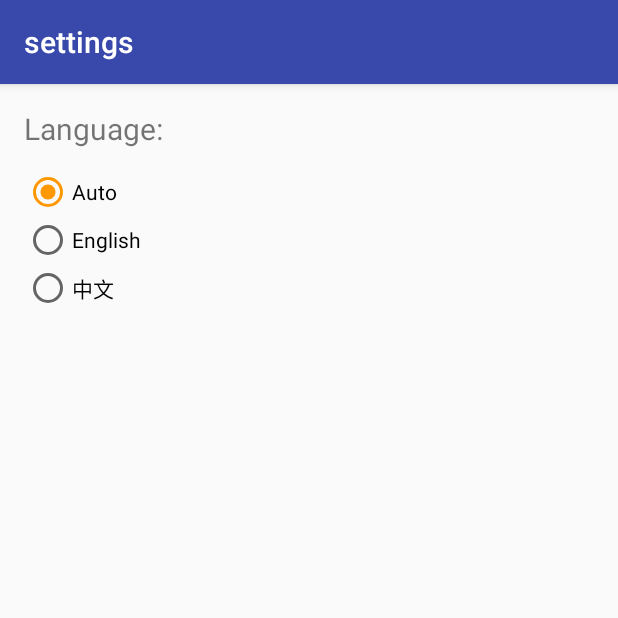
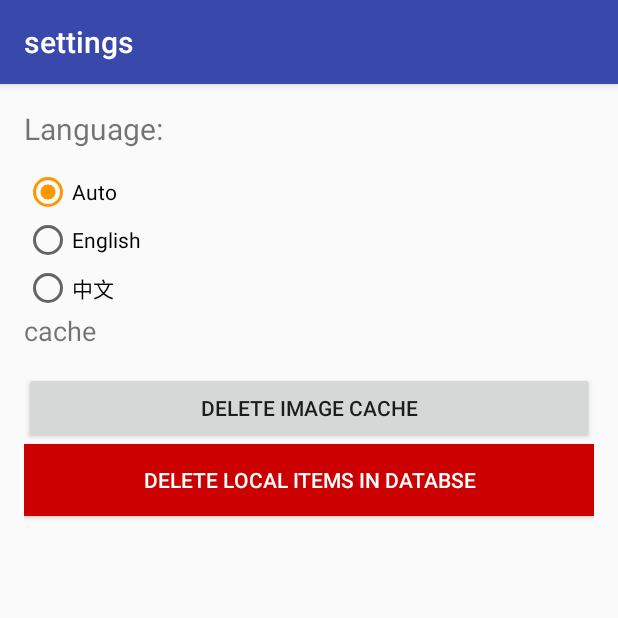
Before and after one commit to fookie/SharingFridge, an Android app: the SettingActivity screen opened directly, with no data from a screen before it, on a phone screen of 412 x 824 dp, the top half of it. Run offline under Robolectric (Android 15) with nearby library versions, the phone set to English and light mode, and no system bars; pictures from the network do not load.

Commit message:
settings

```diff
--- a/app/src/main/java/android/assignment/sharingfridge/FridgeWidget.java
+++ b/app/src/main/java/android/assignment/sharingfridge/FridgeWidget.java
@@ -14,7 +14,8 @@ public class FridgeWidget extends AppWidgetProvider {
     private static SQLiteDatabase taskDB;
     static void updateAppWidget(Context context, AppWidgetManager appWidgetManager,
                                 int appWidgetId) {
-
+        taskDB = SQLiteDatabase.openOrCreateDatabase(context.getFilesDir().getAbsolutePath().replace("files", "databases") + "fridge.db", null);
+        taskDB.execSQL("CREATE TABLE IF NOT EXISTS items(item char(255),category char(64),amount int,addtime char(255),expiretime char(255),imageurl char(255),owner char(255),groupname char(255))");
         String sql="select count(*) from items";
         Cursor c = taskDB.rawQuery(sql, null);
         String todisplay = null;
--- a/app/src/main/java/android/assignment/sharingfridge/MapViewFragment.java
+++ b/app/src/main/java/android/assignment/sharingfridge/MapViewFragment.java
@@ -187,7 +187,7 @@ public class MapViewFragment extends Fragment {
                         while (it.hasNext()) {
                             Map.Entry entry = (Map.Entry) it.next();
                             //  addMarker((LatLng) entry.getValue(), (String) entry.getKey(), false);
-                            new SetMarkerTask((LatLng) entry.getValue(), (String) entry.getKey(), false).execute();
+                            new SetMarkerTask((LatLng) entry.getValue(), (String) entry.getKey(), !it.hasNext()).execute();
                         }
 //                addMarker(new LatLng(53.318994, -6.213717), "Tesco", "supermarket", false);
 //                addMarker(new LatLng(53.335628, -6.243302), "Tesco Metro", "supermarket", false);
--- a/app/src/main/java/android/assignment/sharingfridge/MemberFragment.java
+++ b/app/src/main/java/android/assignment/sharingfridge/MemberFragment.java
@@ -173,14 +173,10 @@ public class MemberFragment extends Fragment {
             memberItems.add(new MemberItem(getString(R.string.login_hint), getString(R.string.nousr_group_hint),"noimg"));
             return memberItems;
         }
-       // String sql = "select items.owner,count(*),sum(items.amount) from items left join dummy on items.owner=dummy.owner ";
-        String sql="select owner from dummy";
+        String sql="select owner from dummy where owner!='"+UserStatus.username+"'";
         Cursor c = mainDB.rawQuery(sql, null);
         while (c.moveToNext()) {
             String owner = c.getString(0);
-//            int count = c.getInt(1);
-//            int amount = c.getInt(2);
-//            memberItems.add(new MemberItem(owner, count + getContext().getResources().getString(R.string.group_sta_hint) + amount, owner + ".png"));
             memberItems.add(new MemberItem(owner,"",owner+".png"));
         }
 
--- a/app/src/main/java/android/assignment/sharingfridge/SettingActivity.java
+++ b/app/src/main/java/android/assignment/sharingfridge/SettingActivity.java
@@ -1,16 +1,28 @@
 package android.assignment.sharingfridge;
 
+import android.app.Application;
+import android.content.Context;
 import android.content.Intent;
 import android.content.SharedPreferences;
 import android.content.res.Configuration;
 import android.content.res.Resources;
+import android.database.Cursor;
+import android.database.sqlite.SQLiteDatabase;
+import android.os.AsyncTask;
 import android.support.v7.app.AppCompatActivity;
 import android.os.Bundle;
 import android.util.DisplayMetrics;
 import android.util.Log;
+import android.view.View;
+import android.widget.Button;
 import android.widget.RadioButton;
 import android.widget.RadioGroup;
+import android.widget.Toast;
 
+import com.bumptech.glide.Glide;
+import com.bumptech.glide.load.engine.cache.InternalCacheDiskCacheFactory;
+
+import java.io.File;
 import java.util.Locale;
 
 public class SettingActivity extends AppCompatActivity {
@@ -18,7 +30,8 @@ public class SettingActivity extends AppCompatActivity {
     RadioButton english;
     RadioButton chinese;
     RadioButton systemDefault;
-
+    Button cleancache;
+    Button cleandb;
     @Override
     protected void onCreate(Bundle savedInstanceState) {
         super.onCreate(savedInstanceState);
@@ -27,6 +40,8 @@ public class SettingActivity extends AppCompatActivity {
         english = (RadioButton)findViewById(R.id.language_english);
         chinese = (RadioButton)findViewById(R.id.language_chinese);
         systemDefault = (RadioButton)findViewById(R.id.language_default);
+        cleancache=(Button)findViewById(R.id.clean_cache_button);
+        cleandb=(Button)findViewById(R.id.clean_db_button);
         RadioGroup language = (RadioGroup)findViewById(R.id.radioGroup);
 
         int i=0;
@@ -50,6 +65,32 @@ public class SettingActivity extends AppCompatActivity {
 //                intent.setFlags(Intent.FLAG_ACTIVITY_NEW_TASK | Intent.FLAG_ACTIVITY_CLEAR_TASK);
                 intent.setFlags(Intent.FLAG_ACTIVITY_CLEAR_TOP);
                 startActivity(intent);
+            }
+        });
+        cleancache.setOnClickListener(new View.OnClickListener() {
+            @Override
+            public void onClick(View v) {
+                new AsyncTask<Void,Void,Void>(){
+                    @Override
+                    protected Void doInBackground(Void... params) {
+                        Glide.get(getApplicationContext()).clearDiskCache();
+                        return null;
+                    }
+                }.execute();
+                Glide.get(getApplicationContext()).clearMemory();
+                Toast.makeText(getApplicationContext(), getString(R.string.success), Toast.LENGTH_SHORT).show();
+            }
+        });
+        cleandb.setOnClickListener(new View.OnClickListener() {
+            @Override
+            public void onClick(View v) {
+                SQLiteDatabase taskDB;
+                taskDB = SQLiteDatabase.openOrCreateDatabase(getApplicationContext().getFilesDir().getAbsolutePath().replace("files", "databases") + "fridge.db", null);
+                taskDB.execSQL("CREATE TABLE IF NOT EXISTS items(item char(255),category char(64),amount int,addtime char(255),expiretime char(255),imageurl char(255),owner char(255),groupname char(255))");
+                String sql="delete from items";
+                taskDB.execSQL(sql);
+                Toast.makeText(getApplicationContext(), getString(R.string.success), Toast.LENGTH_SHORT).show();
+                taskDB.close();
             }
         });
     }
@@ -82,4 +123,5 @@ public class SettingActivity extends AppCompatActivity {
     }
 
 
+
 }
--- a/app/src/main/res/layout/activity_setting.xml
+++ b/app/src/main/res/layout/activity_setting.xml
@@ -9,7 +9,8 @@
     android:paddingLeft="@dimen/activity_horizontal_margin"
     android:paddingRight="@dimen/activity_horizontal_margin"
     android:paddingTop="@dimen/activity_vertical_margin"
-    tools:context="android.assignment.sharingfridge.SettingActivity">
+    tools:context="android.assignment.sharingfridge.SettingActivity"
+    android:weightSum="1">
 
     <TextView
         android:layout_width="wrap_content"
@@ -42,4 +43,26 @@
             android:text="中文"/>
         </RadioGroup>
 
+    <TextView
+        android:layout_width="wrap_content"
+        android:layout_height="40dp"
+        android:text="@string/cache"
+        android:id="@+id/textView3"
+        android:textSize="18sp" />
+
+    <Button
+        android:text="@string/image_cache"
+        android:layout_width="match_parent"
+        android:layout_height="wrap_content"
+        android:id="@+id/clean_cache_button"
+        />
+
+    <Button
+        android:text="@string/local_db"
+        android:layout_width="match_parent"
+        android:layout_height="wrap_content"
+        android:id="@+id/clean_db_button"
+        android:background="@android:color/holo_red_dark"
+        android:textColor="@android:color/white" />
+
 </LinearLayout>
--- a/app/src/main/res/values/strings.xml
+++ b/app/src/main/res/values/strings.xml
@@ -74,4 +74,12 @@
     <string name="add_widget">Add widget</string>
     <string name="set_language">Language:</string>
     <string name="default_language">Auto</string>
+    <string name="today">today</string>
+    <string name="tomorrow">tomorrow</string>
+    <string name="day">days</string>
+    <string name="quantities">Quantities</string>
+    <string name="insights">Insights</string>
+    <string name="image_cache">delete image cache</string>
+    <string name="local_db">delete local items in databse</string>
+    <string name="cache">cache</string>
 </resources>
```
Also changed, not shown: app/src/main/java/android/assignment/sharingfridge/SettingsFragment.java (+9 -9 lines), 1 other file.
